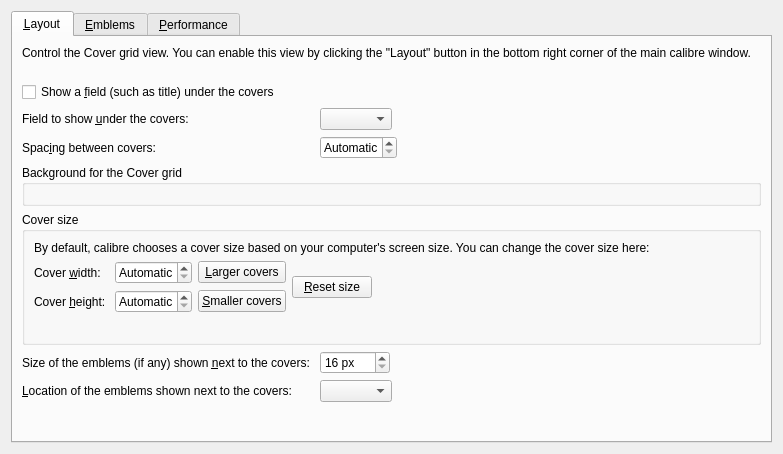
Old version of the form src/calibre/gui2/preferences/look_feel_tabs/cover_grid.ui in the repository kovidgoyal/calibre.
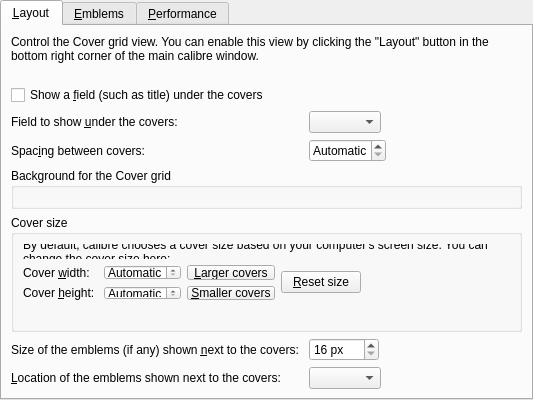
New version of the form. Icons and pictures are not drawn.

Commit message: remove margin around CoverGridTab

Patch:
```diff
--- a/src/calibre/gui2/preferences/look_feel_tabs/cover_grid.ui
+++ b/src/calibre/gui2/preferences/look_feel_tabs/cover_grid.ui
@@ -1,9 +1,6 @@
 <?xml version="1.0" encoding="UTF-8"?>
 <ui version="4.0">
  <class>Form</class>
- <widget class="QWidget" name="Form">
-  <layout class="QVBoxLayout" name="vBoxLayout_cover_grid">
-   <item>
     <widget class="QTabWidget" name="cover_grid_tab">
      <property name="currentIndex">
       <number>0</number>
@@ -414,9 +411,6 @@
        </item>
       </layout>
      </widget>
-    </widget>
-   </item>
-  </layout>
  </widget>
  <resources>
   <include location="../../../../resources/images.qrc"/>
```
Lines whose indentation alone changed are shown as unchanged. The commit also changes 1 other file.
